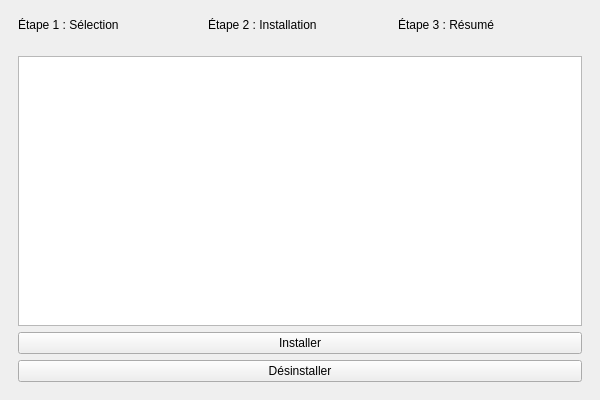
Sacdeneu/OnBoarder, file mainwindow.ui: the form before one commit.
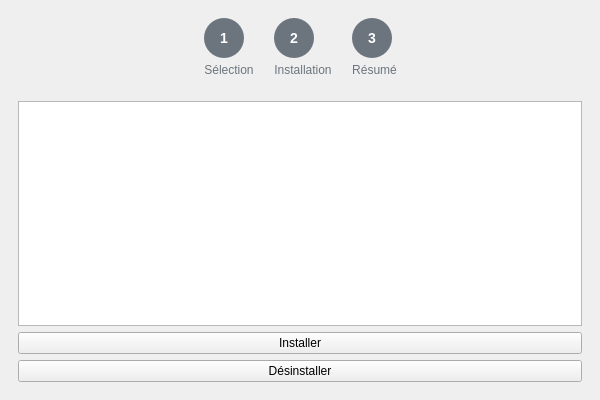
The form after the commit.

Commit message: Updated header for install steps

Diff of the .ui file:
```diff
--- a/mainwindow.ui
+++ b/mainwindow.ui
@@ -18,28 +18,189 @@
     <item>
      <widget class="QWidget" name="stepIndicatorWidget">
       <layout class="QHBoxLayout" name="stepIndicatorLayout">
-       <item>
-        <widget class="QLabel" name="labelStep1">
-         <property name="text">
-          <string>Étape 1 : Sélection</string>
-         </property>
-        </widget>
-       </item>
-       <item>
-        <widget class="QLabel" name="labelStep2">
-         <property name="text">
-          <string>Étape 2 : Installation</string>
-         </property>
-        </widget>
-       </item>
-       <item>
-        <widget class="QLabel" name="labelStep3">
-         <property name="text">
-          <string>Étape 3 : Résumé</string>
-         </property>
-        </widget>
-       </item>
-      </layout>
+  <property name="spacing">
+   <number>20</number>
+  </property>
+  <item>
+   <spacer name="horizontalSpacer_1">
+    <property name="orientation">
+     <enum>Qt::Horizontal</enum>
+    </property>
+    <property name="sizeHint" stdset="0">
+     <size>
+      <width>40</width>
+      <height>20</height>
+     </size>
+    </property>
+   </spacer>
+  </item>
+  <item>
+   <layout class="QVBoxLayout" name="step1Layout">
+    <property name="spacing">
+     <number>5</number>
+    </property>
+    <item>
+     <widget class="QLabel" name="labelStepCircle1">
+      <property name="minimumSize">
+       <size>
+        <width>40</width>
+        <height>40</height>
+       </size>
+      </property>
+      <property name="maximumSize">
+       <size>
+        <width>40</width>
+        <height>40</height>
+       </size>
+      </property>
+      <property name="text">
+       <string>1</string>
+      </property>
+      <property name="alignment">
+       <set>Qt::AlignCenter</set>
+      </property>
+      <property name="styleSheet">
+       <string>QLabel {
+    background-color: #6c757d;
+    color: white;
+    border-radius: 20px;
+    font-weight: bold;
+    font-size: 14px;
+}</string>
+      </property>
+     </widget>
+    </item>
+    <item>
+     <widget class="QLabel" name="labelStep1">
+      <property name="text">
+       <string>Sélection</string>
+      </property>
+      <property name="alignment">
+       <set>Qt::AlignCenter</set>
+      </property>
+      <property name="styleSheet">
+       <string>font-size: 12px; color: #6c757d;</string>
+      </property>
+     </widget>
+    </item>
+   </layout>
+  </item>
+  <item>
+   <layout class="QVBoxLayout" name="step2Layout">
+    <property name="spacing">
+     <number>5</number>
+    </property>
+    <item>
+     <widget class="QLabel" name="labelStepCircle2">
+      <property name="minimumSize">
+       <size>
+        <width>40</width>
+        <height>40</height>
+       </size>
+      </property>
+      <property name="maximumSize">
+       <size>
+        <width>40</width>
+        <height>40</height>
+       </size>
+      </property>
+      <property name="text">
+       <string>2</string>
+      </property>
+      <property name="alignment">
+       <set>Qt::AlignCenter</set>
+      </property>
+      <property name="styleSheet">
+       <string>QLabel {
+    background-color: #6c757d;
+    color: white;
+    border-radius: 20px;
+    font-weight: bold;
+    font-size: 14px;
+}</string>
+      </property>
+     </widget>
+    </item>
+    <item>
+     <widget class="QLabel" name="labelStep2">
+      <property name="text">
+       <string>Installation</string>
+      </property>
+      <property name="alignment">
+       <set>Qt::AlignCenter</set>
+      </property>
+      <property name="styleSheet">
+       <string>font-size: 12px; color: #6c757d;</string>
+      </property>
+     </widget>
+    </item>
+   </layout>
+  </item>
+  <item>
+   <layout class="QVBoxLayout" name="step3Layout">
+    <property name="spacing">
+     <number>5</number>
+    </property>
+    <item>
+     <widget class="QLabel" name="labelStepCircle3">
+      <property name="minimumSize">
+       <size>
+        <width>40</width>
+        <height>40</height>
+       </size>
+      </property>
+      <property name="maximumSize">
+       <size>
+        <width>40</width>
+        <height>40</height>
+       </size>
+      </property>
+      <property name="text">
+       <string>3</string>
+      </property>
+      <property name="alignment">
+       <set>Qt::AlignCenter</set>
+      </property>
+      <property name="styleSheet">
+       <string>QLabel {
+    background-color: #6c757d;
+    color: white;
+    border-radius: 20px;
+    font-weight: bold;
+    font-size: 14px;
+}</string>
+      </property>
+     </widget>
+    </item>
+    <item>
+     <widget class="QLabel" name="labelStep3">
+      <property name="text">
+       <string>Résumé</string>
+      </property>
+      <property name="alignment">
+       <set>Qt::AlignCenter</set>
+      </property>
+      <property name="styleSheet">
+       <string>font-size: 12px; color: #6c757d;</string>
+      </property>
+     </widget>
+    </item>
+   </layout>
+  </item>
+  <item>
+   <spacer name="horizontalSpacer_2">
+    <property name="orientation">
+     <enum>Qt::Horizontal</enum>
+    </property>
+    <property name="sizeHint" stdset="0">
+     <size>
+      <width>40</width>
+      <height>20</height>
+     </size>
+    </property>
+   </spacer>
+  </item>
+ </layout>
      </widget>
     </item>
     <item>
```
The commit also changes 2 other files.
